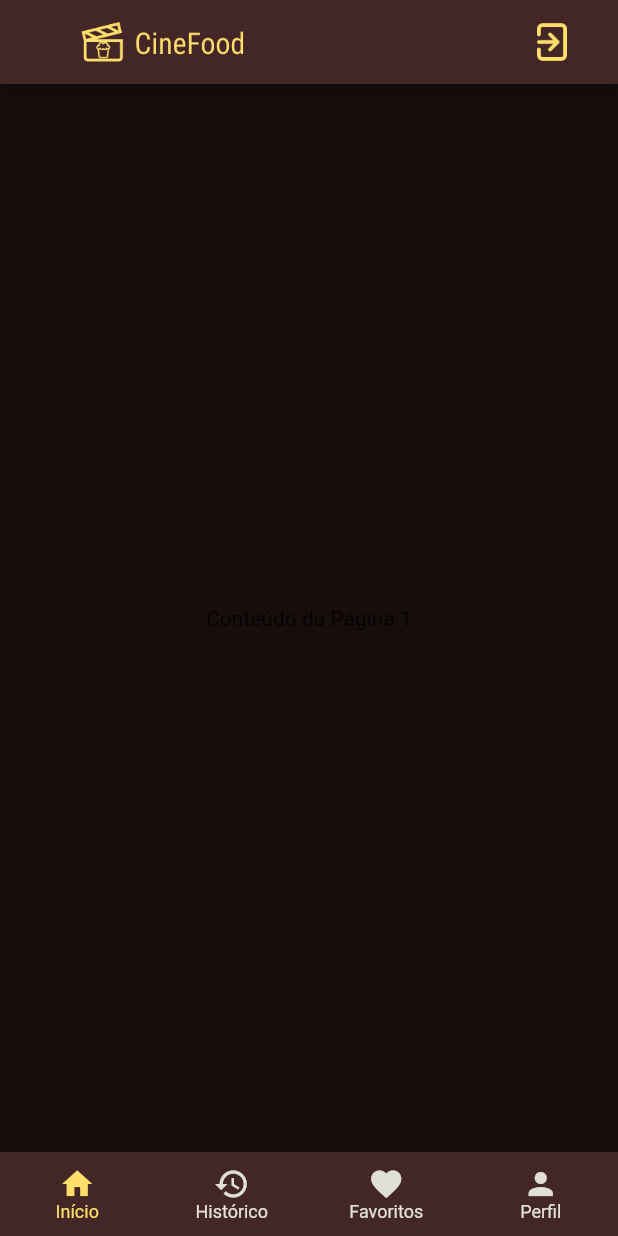
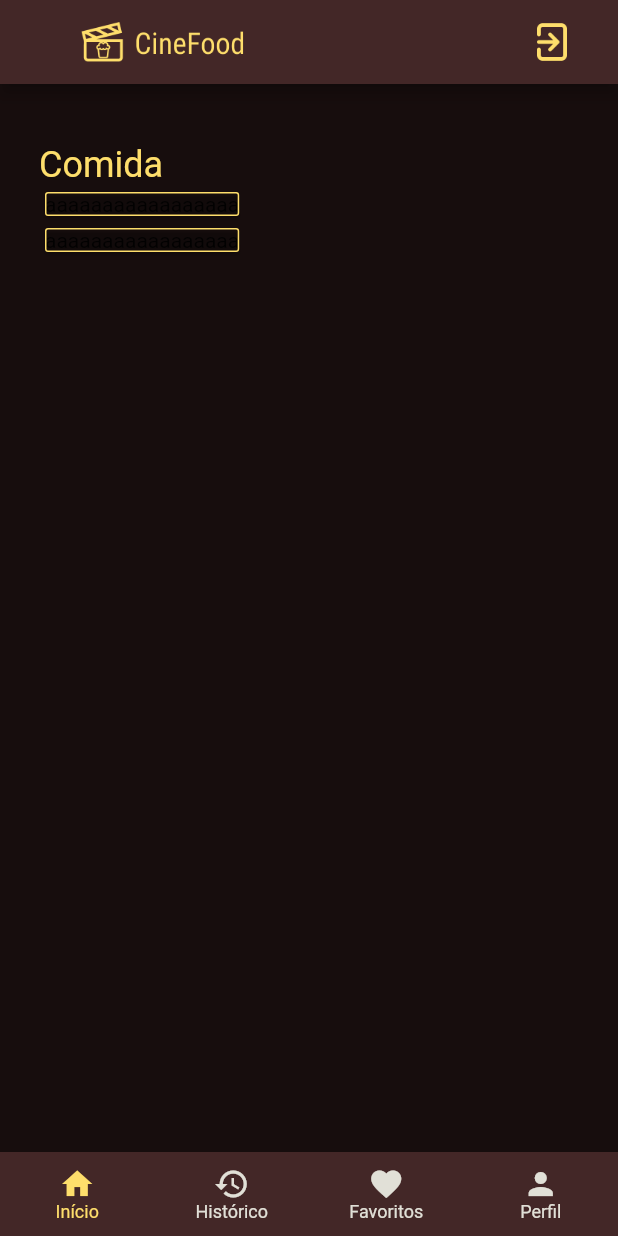
Before and after one commit to CauiDavis/cinefood, a Flutter app: the Client1 screen opened directly, on a phone screen of 412 x 824 dp. Run offline on Flutter 3.47's test engine with Material 2 defaults, Android fonts, the phone set to English and light mode, and no system bars.

Commit message:
Update cliente1.dart

```diff
--- a/lib/screens/cliente1.dart
+++ b/lib/screens/cliente1.dart
@@ -1,5 +1,6 @@
 import 'package:flutter/material.dart';
 import '../widgets/app_bar.dart';
+import '../widgets/cards_home.dart';
 
 class Client1 extends StatefulWidget {
   const Client1({Key? key}) : super(key: key);
@@ -30,7 +31,37 @@ class _CustomBottomNavigationBarState extends State<Client1> {
         child: IndexedStack(
           index: _selectedIndex,
           children: [
-            Center(child: Text('Conteúdo da Página 1')),
+            Center(child: SafeArea(
+                  child: Center(
+                      child: Padding(
+                padding:
+                    const EdgeInsets.symmetric(vertical: 40, horizontal: 26),
+                child: SizedBox(
+                    width: MediaQuery.of(context).size.width * 0.95,
+                    child: Column(
+                      crossAxisAlignment: CrossAxisAlignment.start,
+                      children: [
+                        Text(
+                          'Comida',
+                          style: TextStyle(
+                            color: Color(0xFFFEDE6B),
+                            fontSize: 24,
+                          ),
+                        ),
+                        Row(
+                          children: [
+                            CardsHome(),
+                          ],
+                        ),
+                        Row(
+                          children: [
+                            CardsHome(),
+                          ],
+                        )
+                      ],
+                    )),
+              ))),
+            ),
             Center(child: Text('Conteúdo da Página 2')),
             Center(child: Text('Conteúdo da Página 3')),
             Center(child: Text('Conteúdo da Página 4')),
```
